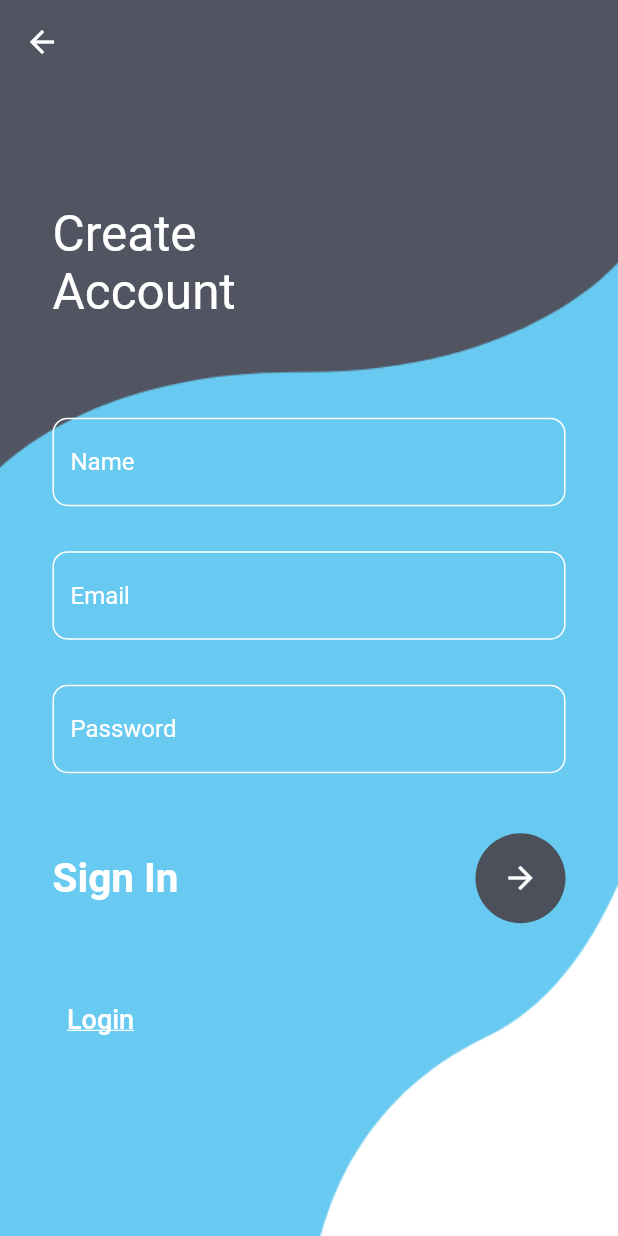
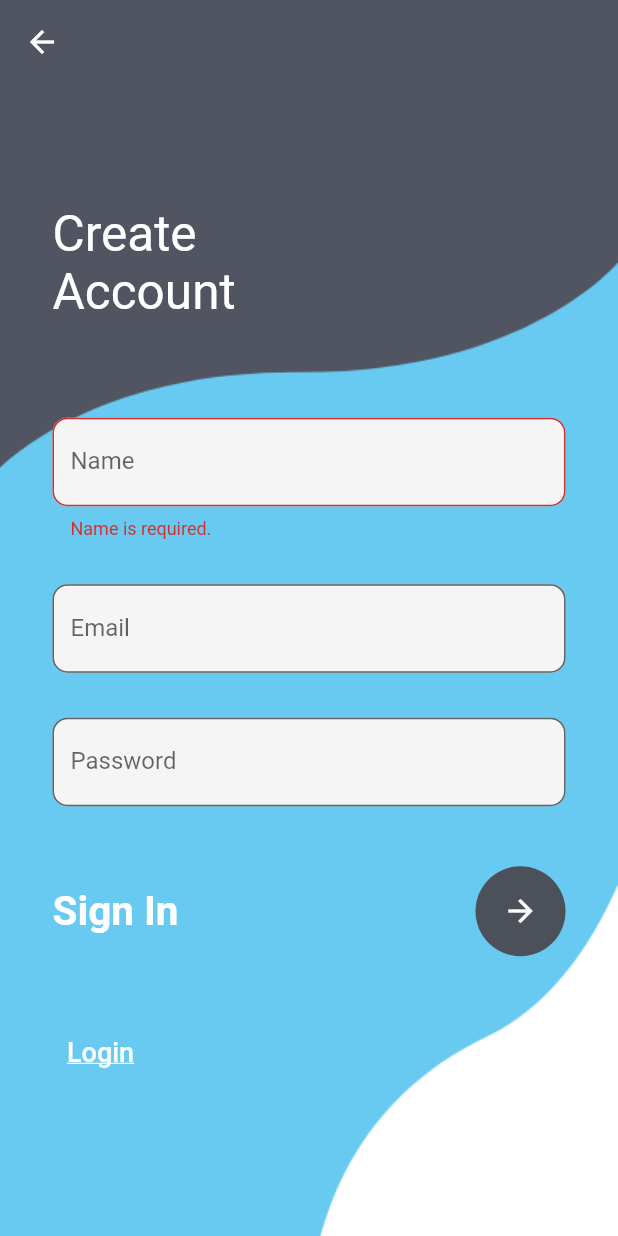
Before and after one commit to mazedul-ru-cse/flutter_newspaper, a Flutter app: the RegistrationScreen screen opened by its route, after a tap on the "arrow forward" icon, on a phone screen of 412 x 824 dp. Run offline on Flutter 3.47's test engine with Material 2 defaults, Android fonts, the phone set to English and light mode, and no system bars.

Commit message:
Added validation checker in login & registration screen

```diff
--- a/lib/registration_screen.dart
+++ b/lib/registration_screen.dart
@@ -8,6 +8,18 @@ class RegistrationScreen extends StatefulWidget {
 }
 
 class _RegistrationScreenState extends State<RegistrationScreen> {
+
+
+  //Text edit field key
+  final nameFieldKey = GlobalKey<FormState>();
+  final emailFieldKey = GlobalKey<FormState>();
+  final passwordFieldKey = GlobalKey<FormState>();
+
+  //Text editing controller
+  TextEditingController nameController = TextEditingController();
+  TextEditingController emailController = TextEditingController();
+  TextEditingController passwordController = TextEditingController();
+
   @override
   Widget build(BuildContext context) {
     return Container(
@@ -22,6 +34,7 @@ class _RegistrationScreenState extends State<RegistrationScreen> {
         ),
         backgroundColor: Colors.transparent,
         body: Stack(children: [
+
           Container(
             padding: const EdgeInsets.only(left: 35, top: 80),
             child: const Text(
@@ -29,6 +42,7 @@ class _RegistrationScreenState extends State<RegistrationScreen> {
               style: TextStyle(color: Colors.white, fontSize: 33),
             ),
           ),
+
           SingleChildScrollView(
             child: Container(
               padding: EdgeInsets.only(
@@ -36,58 +50,27 @@ class _RegistrationScreenState extends State<RegistrationScreen> {
                   left: 35,
                   top: MediaQuery.of(context).size.height * 0.27),
               child: Column(children: [
-                TextField(
-                  decoration: InputDecoration(
-                    focusedBorder: OutlineInputBorder(
-                      borderRadius: BorderRadius.circular(10),
-                      borderSide: const BorderSide(color: Colors.black),
-                    ),
-                    enabledBorder: OutlineInputBorder(
-                      borderRadius: BorderRadius.circular(10),
-                      borderSide: const BorderSide(color: Colors.white),
-                    ),
-                    hintText: 'Name',
-                    hintStyle: const TextStyle(color: Colors.white),
-                  ),
-                ),
+
+                getNameField(),
                 const SizedBox(
                   height: 30,
                 ),
-                TextField(
-                  decoration: InputDecoration(
-                    focusedBorder: OutlineInputBorder(
-                      borderRadius: BorderRadius.circular(10),
-                      borderSide: const BorderSide(color: Colors.black),
-                    ),
-                    enabledBorder: OutlineInputBorder(
-                      borderRadius: BorderRadius.circular(10),
-                      borderSide: const BorderSide(color: Colors.white),
-                    ),
-                    hintText: 'Email',
-                    hintStyle: const TextStyle(color: Colors.white),
-                  ),
-                ),
+
+                getEmailField(),
+
                 const SizedBox(
                   height: 30,
                 ),
-                TextField(
-                  obscureText: true,
-                  decoration: InputDecoration(
-                    focusedBorder: OutlineInputBorder(
-                      borderRadius: BorderRadius.circular(10),
-                      borderSide: const BorderSide(color: Colors.black),
-                    ),
-                    enabledBorder: OutlineInputBorder(
-                      borderRadius: BorderRadius.circular(10),
-                      borderSide: const BorderSide(color: Colors.white),
-                    ),
-                    hintText: 'Password',
-                    hintStyle: const TextStyle(color: Colors.white),
-                  ),
-                ),
+
+
+                getPasswordField(),
+
                 const SizedBox(
                   height: 40,
                 ),
+
+
+                //registration button
                 Row(
                     mainAxisAlignment: MainAxisAlignment.spaceBetween,
                     children: [
@@ -104,14 +87,16 @@ class _RegistrationScreenState extends State<RegistrationScreen> {
                         backgroundColor: const Color(0xff4c505b),
                         child: IconButton(
                           color: Colors.white,
-                          onPressed: () {},
+                          onPressed: ()=>registrationButton(),
                           icon: const Icon(Icons.arrow_forward),
                         ),
                       ),
                     ]),
+
                 const SizedBox(
                   height: 40,
                 ),
+
                 Row(
                     mainAxisAlignment: MainAxisAlignment.spaceBetween,
                     children: [
@@ -136,4 +121,108 @@ class _RegistrationScreenState extends State<RegistrationScreen> {
       ),
     );
   }
+
+  Widget getNameField(){
+
+    return Form(
+
+      key: nameFieldKey,
+
+      child: TextFormField(
+        controller: nameController,
+        keyboardType: TextInputType.text,
+        obscureText: true,
+
+        validator: (value) {
+          if (value == null || value.isEmpty) {
+            return 'Name is required.';
+          }
+          return null;
+        },
+
+        decoration: InputDecoration(
+            fillColor: Colors.grey.shade100,
+            filled: true,
+            border: OutlineInputBorder(
+              borderRadius: BorderRadius.circular(10),
+            ),
+
+            labelText: 'Name'),
+
+
+      ),
+    );
+  }
+
+  Widget getEmailField(){
+    return  Form(
+
+      key: emailFieldKey,
+
+      child: TextFormField(
+        controller: emailController,
+        keyboardType: TextInputType.text,
+        obscureText: true,
+
+        validator: (value) {
+          if (value == null || value.isEmpty) {
+            return 'Email is required.';
+          }
+          return null;
+        },
+
+        decoration: InputDecoration(
+            fillColor: Colors.grey.shade100,
+            filled: true,
+            border: OutlineInputBorder(
+              borderRadius: BorderRadius.circular(10),
+            ),
+
+            labelText: 'Email'),
+
+
+      ),
+    );
+  }
+
+  Widget getPasswordField(){
+
+    return  Form(
+
+      key: passwordFieldKey,
+
+      child: TextFormField(
+        controller: passwordController,
+        keyboardType: TextInputType.text,
+        obscureText: true,
+
+        validator: (value) {
+          if (value == null || value.isEmpty) {
+            return 'Password is required.';
+          }
+          return null;
+        },
+
+        decoration: InputDecoration(
+            fillColor: Colors.grey.shade100,
+            filled: true,
+            border: OutlineInputBorder(
+              borderRadius: BorderRadius.circular(10),
+            ),
+
+            labelText: 'Password'),
+
+
+      ),
+    );
+  }
+
+  void registrationButton(){
+
+    if(nameFieldKey.currentState!.validate() && emailFieldKey.currentState!.validate() && passwordFieldKey.currentState!.validate()){
+      print("Registration");
+    }
+
+  }
+
 }
--- a/pubspec.yaml
+++ b/pubspec.yaml
@@ -16,6 +16,7 @@ dependencies:
 
 
   cupertino_icons: ^1.0.2
+  get: ^4.6.5
 
 dev_dependencies:
   flutter_test:
```
Also changed, not shown: lib/login_screen.dart (+107 -25 lines), pubspec.lock.
